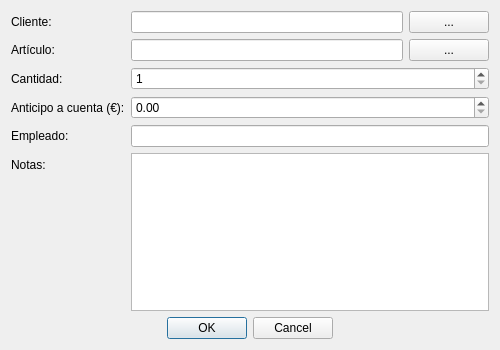
This is encargosdialog.ui in Ladis72/tienda as Qt 5 draws it before an edit. The edited form follows.
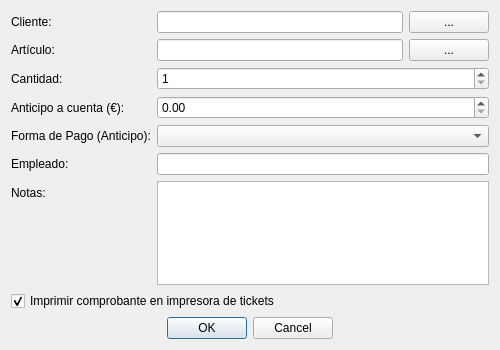
This is the edited form.

The edit to the form file:
```diff
--- a/encargosdialog.ui
+++ b/encargosdialog.ui
@@ -76,24 +76,42 @@
     </widget>
    </item>
    <item row="4" column="0">
+    <widget class="QLabel" name="labelFormaPago">
+     <property name="text"><string>Forma de Pago (Anticipo):</string></property>
+    </widget>
+   </item>
+   <item row="4" column="1">
+    <widget class="QComboBox" name="comboBoxFormaPago"/>
+   </item>
+   <item row="5" column="0">
     <widget class="QLabel" name="labelEmpleado">
      <property name="text"><string>Empleado:</string></property>
     </widget>
    </item>
-   <item row="4" column="1">
+   <item row="5" column="1">
     <widget class="QLineEdit" name="lineEditEmpleado">
      <property name="readOnly"><bool>true</bool></property>
     </widget>
    </item>
-   <item row="5" column="0">
+   <item row="6" column="0">
     <widget class="QLabel" name="labelNotas">
      <property name="text"><string>Notas:</string></property>
     </widget>
    </item>
-   <item row="5" column="1">
+   <item row="6" column="1">
     <widget class="QTextEdit" name="textEditNotas"/>
    </item>
-   <item row="6" column="0" colspan="2">
+   <item row="7" column="0" colspan="2">
+    <widget class="QCheckBox" name="checkBoxImprimirTicket">
+     <property name="text">
+      <string>Imprimir comprobante en impresora de tickets</string>
+     </property>
+     <property name="checked">
+      <bool>true</bool>
+     </property>
+    </widget>
+   </item>
+   <item row="8" column="0" colspan="2">
     <widget class="QDialogButtonBox" name="buttonBox">
      <property name="standardButtons">
       <set>QDialogButtonBox::Cancel|QDialogButtonBox::Ok</set>
```
